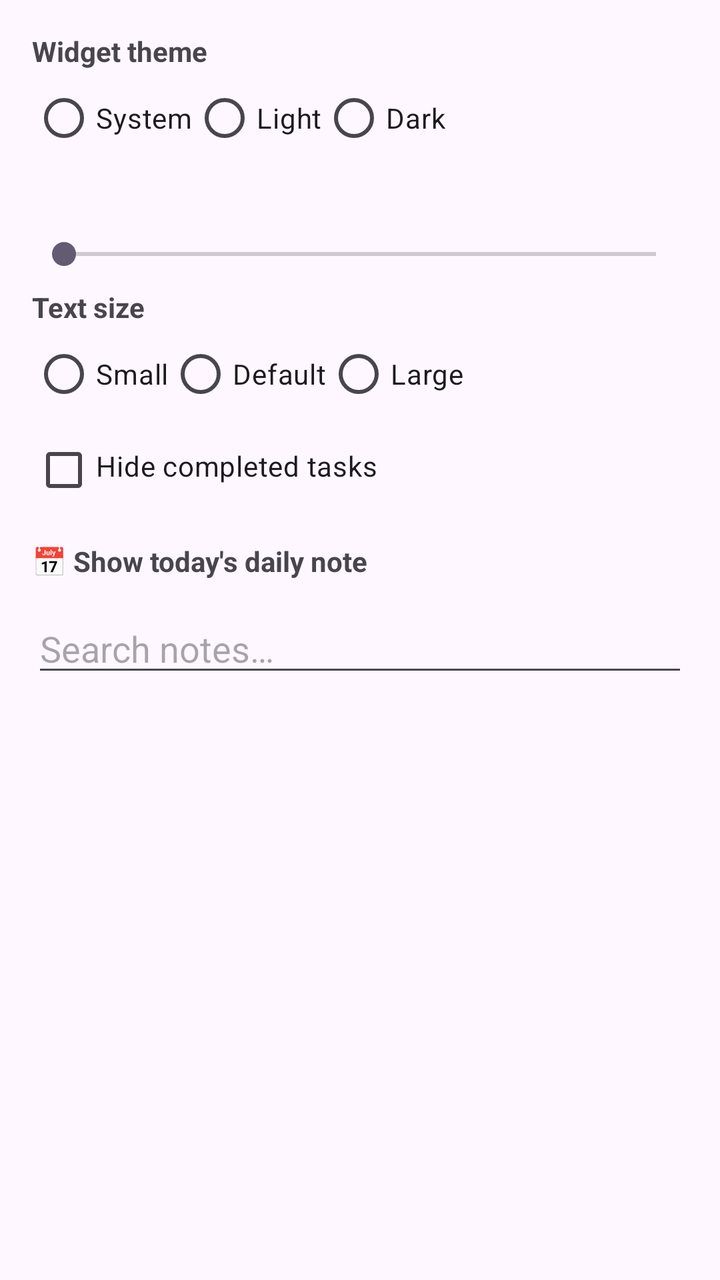
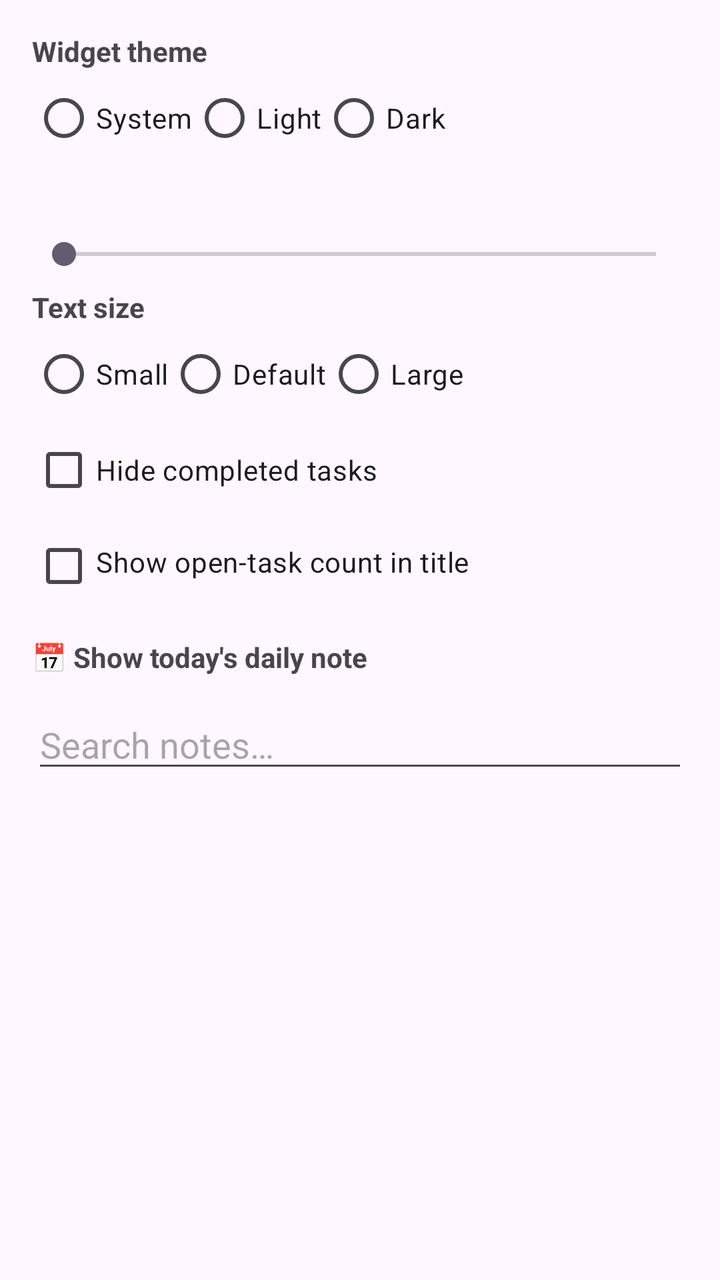

Two renders of the same Android screen: before a commit and after it. Below are the layout's source before the change and the commit's diff.
<!-- AndroidManifest.xml: application theme Theme.ObsidianWidget -->
<!-- res/layout/activity_config.xml -->
<?xml version="1.0" encoding="utf-8"?>
<LinearLayout xmlns:android="http://schemas.android.com/apk/res/android"
    android:orientation="vertical"
    android:layout_width="match_parent"
    android:layout_height="match_parent"
    android:padding="16dp">

    <TextView
        android:layout_width="match_parent"
        android:layout_height="wrap_content"
        android:text="@string/config_theme_label"
        android:textStyle="bold" />

    <RadioGroup
        android:id="@+id/theme_group"
        android:layout_width="match_parent"
        android:layout_height="wrap_content"
        android:orientation="horizontal"
        android:paddingBottom="8dp">

        <RadioButton
            android:id="@+id/theme_system"
            android:layout_width="wrap_content"
            android:layout_height="wrap_content"
            android:text="@string/config_theme_system" />

        <RadioButton
            android:id="@+id/theme_light"
            android:layout_width="wrap_content"
            android:layout_height="wrap_content"
            android:text="@string/config_theme_light" />

        <RadioButton
            android:id="@+id/theme_dark"
            android:layout_width="wrap_content"
            android:layout_height="wrap_content"
            android:text="@string/config_theme_dark" />
    </RadioGroup>

    <TextView
        android:id="@+id/opacity_label"
        android:layout_width="match_parent"
        android:layout_height="wrap_content"
        android:textStyle="bold" />

    <SeekBar
        android:id="@+id/opacity_seek"
        android:layout_width="match_parent"
        android:layout_height="wrap_content"
        android:min="10"
        android:max="100"
        android:paddingVertical="8dp" />

    <TextView
        android:layout_width="match_parent"
        android:layout_height="wrap_content"
        android:text="@string/config_font_label"
        android:textStyle="bold" />

    <RadioGroup
        android:id="@+id/font_group"
        android:layout_width="match_parent"
        android:layout_height="wrap_content"
        android:orientation="horizontal">

        <RadioButton
            android:id="@+id/font_small"
            android:layout_width="wrap_content"
            android:layout_height="wrap_content"
            android:text="@string/config_font_small" />

        <RadioButton
            android:id="@+id/font_medium"
            android:layout_width="wrap_content"
            android:layout_height="wrap_content"
            android:text="@string/config_font_medium" />

        <RadioButton
            android:id="@+id/font_large"
            android:layout_width="wrap_content"
            android:layout_height="wrap_content"
            android:text="@string/config_font_large" />
    </RadioGroup>

    <CheckBox
        android:id="@+id/hide_done"
        android:layout_width="wrap_content"
        android:layout_height="wrap_content"
        android:text="@string/config_hide_done"
        android:paddingBottom="4dp" />

    <TextView
        android:id="@+id/daily_button"
        android:layout_width="match_parent"
        android:layout_height="wrap_content"
        android:text="@string/config_daily"
        android:textStyle="bold"
        android:paddingVertical="12dp" />

    <EditText
        android:id="@+id/search_box"
        android:layout_width="match_parent"
        android:layout_height="wrap_content"
        android:hint="@string/config_search_hint"
        android:inputType="text"
        android:maxLines="1" />

    <ListView
        android:id="@+id/note_list"
        android:layout_width="match_parent"
        android:layout_height="match_parent" />
</LinearLayout>
<!-- resources referenced by this layout -->
<resources>
  <string name="config_daily">📅 Show today\'s daily note</string>
  <string name="config_font_label">Text size</string>
  <string name="config_font_large">Large</string>
  <string name="config_font_medium">Default</string>
  <string name="config_font_small">Small</string>
  <string name="config_hide_done">Hide completed tasks</string>
  <string name="config_search_hint">Search notes…</string>
  <string name="config_theme_dark">Dark</string>
  <string name="config_theme_label">Widget theme</string>
  <string name="config_theme_light">Light</string>
  <string name="config_theme_system">System</string>
  <style name="Theme.ObsidianWidget" parent="Theme.Material3.DayNight.NoActionBar" />
</resources>

<!-- the commit's change to res/layout/activity_config.xml (unified diff, before → after) -->
@@ -86,7 +86,13 @@
         android:id="@+id/hide_done"
         android:layout_width="wrap_content"
         android:layout_height="wrap_content"
-        android:text="@string/config_hide_done"
+        android:text="@string/config_hide_done" />
+
+    <CheckBox
+        android:id="@+id/show_count"
+        android:layout_width="wrap_content"
+        android:layout_height="wrap_content"
+        android:text="@string/config_show_count"
         android:paddingBottom="4dp" />
 
     <TextView
<!-- resource entries referenced after the edit -->
@@ -7,6 +7,7 @@
   <string name="config_font_small">Small</string>
   <string name="config_hide_done">Hide completed tasks</string>
   <string name="config_search_hint">Search notes…</string>
+  <string name="config_show_count">Show open-task count in title</string>
   <string name="config_theme_dark">Dark</string>
   <string name="config_theme_label">Widget theme</string>
   <string name="config_theme_light">Light</string>
